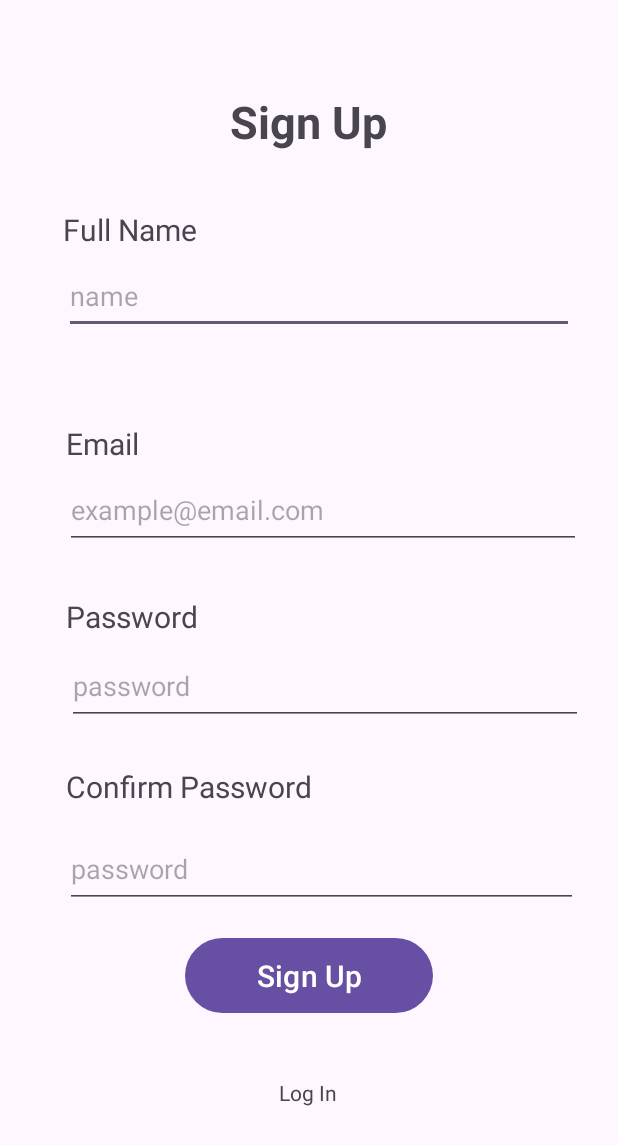
After one commit to ST10062618/MyCollectRepo, an Android app: the SignUp screen opened directly, with no data from a screen before it, on a phone screen of 412 x 824 dp. The commit adds this screen. Shown: the top 1145 px of the screen. Run offline under Robolectric (Android 15) with nearby library versions, the phone set to English and light mode, and no system bars; our stand-ins replace Firebase (no records; nobody signed in at launch, a user with empty details on screens opened directly).

Commit message:
Sign up screen added

```diff
--- a/app/src/main/AndroidManifest.xml
+++ b/app/src/main/AndroidManifest.xml
@@ -12,6 +12,11 @@
         android:supportsRtl="true"
         android:theme="@style/Theme.MyCollectSub"
         tools:targetApi="31">
+        <activity
+            android:name=".SignUp"
+            android:exported="false"
+            android:label="@string/title_activity_sign_up"
+            android:theme="@style/Theme.MyCollectSub" />
         <activity
             android:name=".Splash"
             android:exported="false"
--- /dev/null
+++ b/app/src/main/java/com/authorisation/mycollectsub/SignUp.kt
@@ -0,0 +1,96 @@
+package com.authorisation.mycollectsub
+
+import android.content.Intent
+import android.os.Bundle
+import android.util.Patterns
+import android.widget.Button
+import android.widget.EditText
+import android.widget.TextView
+import android.widget.Toast
+import androidx.appcompat.app.AppCompatActivity
+import com.google.firebase.auth.FirebaseAuth
+import java.util.regex.Pattern
+
+class SignUp : AppCompatActivity() {
+
+    private lateinit var auth: FirebaseAuth
+    private val passwordPattern: Pattern =
+        Pattern.compile("^(?=.*[A-Z])(?=.*[a-z])(?=.*[0-9])(?=.*[!@#\$%^&*()-_+=|\\\\{}\\[\\]:;<>,.?/~]).{6,}$")
+
+    override fun onCreate(savedInstanceState: Bundle?) {
+        super.onCreate(savedInstanceState)
+        setContentView(R.layout.activity_sign_up)
+
+        auth = FirebaseAuth.getInstance()
+
+        val signUpBtn = findViewById<Button>(R.id.signUpbtn)
+        val fullNameInfo = findViewById<EditText>(R.id.nameView)
+        val emailInfo = findViewById<EditText>(R.id.emailView)
+        val passwordInfo = findViewById<EditText>(R.id.passwordView)
+        val confirmPasswordInfo = findViewById<EditText>(R.id.confirmPasswordView)
+        val LogInLink = findViewById<TextView>(R.id.LogInLink)
+
+        LogInLink.setOnClickListener {
+            val intent = Intent(this, LogIn::class.java)
+            startActivity(intent)
+            finish()
+        }
+
+        signUpBtn.setOnClickListener {
+            val fullName: String = fullNameInfo.text.toString()
+            val email: String = emailInfo.text.toString()
+            val password: String = passwordInfo.text.toString()
+            val confirmPassword: String = confirmPasswordInfo.text.toString()
+
+            if (fullName.length < 3) {
+                fullNameInfo.setError("Full Name is Invalid")
+                return@setOnClickListener
+            }
+
+            if (!Patterns.EMAIL_ADDRESS.matcher(email).matches()) {
+                emailInfo.setError("Email is invalid")
+                return@setOnClickListener
+            }
+
+            if (password.length < 8) {
+                passwordInfo.setError("Password must be at least 8 characters long")
+                return@setOnClickListener
+            }
+
+            if (!passwordPattern.matcher(password).matches()) {
+                passwordInfo.setError("Password must contain at least one uppercase letter, one lowercase letter, one digit, and one special character")
+                return@setOnClickListener
+            }
+
+            if (password != confirmPassword) {
+                confirmPasswordInfo.setError("Password not matched")
+                return@setOnClickListener
+            }
+
+            // Create account in Firebase
+            createAccountInFirebase(email, password)
+        }
+    }
+
+    private fun createAccountInFirebase(email: String, password: String) {
+        auth.createUserWithEmailAndPassword(email, password)
+            .addOnCompleteListener(this) { task ->
+                if (task.isSuccessful) {
+                    // Account creation is successful
+                    Toast.makeText(
+                        this,
+                        "Successfully created an account",
+                        Toast.LENGTH_SHORT
+                    ).show()
+
+                    val intent = Intent(this, LogIn::class.java)
+                    startActivity(intent)
+                    finish()
+                } else {
+                    // Account creation failed
+                    val errorMessage = task.exception?.localizedMessage ?: "Unknown error occurred"
+                    Toast.makeText(this, errorMessage, Toast.LENGTH_SHORT).show()
+                }
+            }
+    }
+}
--- a/app/src/main/res/layout/activity_main.xml
+++ b/app/src/main/res/layout/activity_main.xml
@@ -1,5 +1,6 @@
 <RelativeLayout xmlns:android="http://schemas.android.com/apk/res/android"
     xmlns:tools="http://schemas.android.com/tools"
+    android:id="@+id/main"
     android:layout_width="match_parent"
     android:layout_height="match_parent"
     android:padding="16dp"
--- /dev/null
+++ b/app/src/main/res/layout/activity_sign_up.xml
@@ -0,0 +1,182 @@
+<?xml version="1.0" encoding="utf-8"?>
+
+<ScrollView xmlns:android="http://schemas.android.com/apk/res/android"
+    xmlns:app="http://schemas.android.com/apk/res-auto"
+    xmlns:tools="http://schemas.android.com/tools"
+    android:layout_width="match_parent"
+    android:layout_height="match_parent"
+    android:fillViewport="true"
+    android:focusableInTouchMode="true">
+
+
+    <androidx.constraintlayout.widget.ConstraintLayout
+        android:id="@+id/main"
+        android:layout_width="match_parent"
+        android:layout_height="wrap_content"
+        android:layout_gravity="center"
+        tools:context=".SignUp"
+        tools:ignore="ExtraText">
+
+        <EditText
+            android:id="@+id/confirmPasswordView"
+            android:layout_width="342dp"
+            android:layout_height="51dp"
+            android:ems="10"
+            android:hint="password"
+
+            android:inputType="textPassword"
+            app:layout_constraintBottom_toBottomOf="parent"
+            app:layout_constraintEnd_toEndOf="parent"
+            app:layout_constraintHorizontal_bias="0.623"
+            app:layout_constraintStart_toStartOf="parent"
+            app:layout_constraintTop_toTopOf="parent"
+            app:layout_constraintVertical_bias="0.717" />
+
+        <EditText
+            android:id="@+id/nameView"
+            android:layout_width="340dp"
+            android:layout_height="50dp"
+            android:layout_marginTop="64dp"
+            android:ems="10"
+            android:hint="name"
+            android:inputType="text"
+            app:layout_constraintBottom_toBottomOf="parent"
+            app:layout_constraintEnd_toEndOf="parent"
+            app:layout_constraintHorizontal_bias="0.591"
+            app:layout_constraintStart_toStartOf="parent"
+            app:layout_constraintTop_toBottomOf="@+id/textView9"
+            app:layout_constraintVertical_bias="0.0" />
+
+        <TextView
+            android:id="@+id/textView9"
+            android:layout_width="188dp"
+            android:layout_height="55dp"
+            android:gravity="center"
+            android:text="Sign Up"
+            android:textSize="30dp"
+            android:textStyle="bold"
+            app:layout_constraintBottom_toBottomOf="parent"
+            app:layout_constraintEnd_toEndOf="parent"
+            app:layout_constraintHorizontal_bias="0.497"
+            app:layout_constraintStart_toStartOf="parent"
+            app:layout_constraintTop_toTopOf="parent"
+            app:layout_constraintVertical_bias="0.069" />
+
+        <TextView
+            android:id="@+id/textView10"
+            android:layout_width="141dp"
+            android:layout_height="33dp"
+            android:text="Full Name"
+            android:textSize="20dp"
+            app:layout_constraintBottom_toTopOf="@+id/nameView"
+            app:layout_constraintEnd_toEndOf="parent"
+            app:layout_constraintHorizontal_bias="0.155"
+            app:layout_constraintStart_toStartOf="parent"
+            app:layout_constraintTop_toTopOf="parent"
+            app:layout_constraintVertical_bias="1.0" />
+
+        <TextView
+            android:id="@+id/textView12"
+            android:layout_width="115dp"
+            android:layout_height="28dp"
+            android:text="Email"
+            android:textSize="20dp"
+            app:layout_constraintBottom_toBottomOf="parent"
+            app:layout_constraintEnd_toEndOf="parent"
+            app:layout_constraintHorizontal_bias="0.148"
+            app:layout_constraintStart_toStartOf="parent"
+            app:layout_constraintTop_toTopOf="parent"
+            app:layout_constraintVertical_bias="0.354" />
+
+        <EditText
+            android:id="@+id/emailView"
+            android:layout_width="344dp"
+            android:layout_height="51dp"
+            android:ems="10"
+            android:hint="example@email.com"
+            android:inputType="textEmailAddress"
+            app:layout_constraintBottom_toBottomOf="parent"
+            app:layout_constraintEnd_toEndOf="parent"
+            app:layout_constraintHorizontal_bias="0.641"
+            app:layout_constraintStart_toStartOf="parent"
+            app:layout_constraintTop_toTopOf="parent"
+            app:layout_constraintVertical_bias="0.407" />
+
+        <TextView
+            android:id="@+id/textView14"
+            android:layout_width="132dp"
+            android:layout_height="29dp"
+            android:text="Password"
+            android:textSize="20dp"
+            app:layout_constraintBottom_toBottomOf="parent"
+            app:layout_constraintEnd_toEndOf="parent"
+            app:layout_constraintHorizontal_bias="0.157"
+            app:layout_constraintStart_toStartOf="parent"
+            app:layout_constraintTop_toTopOf="parent" />
+
+        <TextView
+            android:id="@+id/textView13"
+            android:layout_width="205dp"
+            android:layout_height="37dp"
+            android:text="Confirm Password"
+            android:textSize="20dp"
+            app:layout_constraintBottom_toBottomOf="parent"
+            app:layout_constraintEnd_toEndOf="parent"
+            app:layout_constraintHorizontal_bias="0.213"
+            app:layout_constraintStart_toStartOf="parent"
+            app:layout_constraintTop_toTopOf="parent"
+            app:layout_constraintVertical_bias="0.649" />
+
+        <Button
+            android:id="@+id/signUpbtn"
+            android:layout_width="165dp"
+            android:layout_height="58dp"
+            android:text="Sign Up"
+            android:textSize="20sp"
+            app:layout_constraintBottom_toBottomOf="parent"
+            app:layout_constraintEnd_toEndOf="parent"
+            app:layout_constraintStart_toStartOf="parent"
+            app:layout_constraintTop_toBottomOf="@id/confirmPasswordView"
+            app:layout_constraintVertical_bias="0.1" />
+
+        <EditText
+            android:id="@+id/passwordView"
+            android:layout_width="344dp"
+            android:layout_height="52dp"
+            android:ems="10"
+            android:hint="password "
+            android:inputType="textPassword"
+            app:layout_constraintBottom_toBottomOf="parent"
+            app:layout_constraintEnd_toEndOf="parent"
+            app:layout_constraintHorizontal_bias="0.656"
+            app:layout_constraintStart_toStartOf="parent"
+            app:layout_constraintTop_toTopOf="parent"
+            app:layout_constraintVertical_bias="0.559" />
+
+
+
+        <TextView
+            android:id="@+id/LogInLink"
+            android:layout_width="126dp"
+            android:layout_height="25dp"
+            android:gravity="center"
+            android:text="Log In"
+            app:layout_constraintBottom_toBottomOf="parent"
+            app:layout_constraintEnd_toEndOf="parent"
+            app:layout_constraintHorizontal_bias="0.498"
+            app:layout_constraintStart_toStartOf="parent"
+            app:layout_constraintTop_toBottomOf="@+id/signUpbtn"
+            app:layout_constraintVertical_bias="0.305" />
+
+        <ProgressBar
+            android:id="@+id/signUpProgress"
+            style="?android:attr/progressBarStyle"
+            android:layout_width="wrap_content"
+            android:layout_height="wrap_content"
+            android:visibility="gone"
+            app:layout_constraintBottom_toTopOf="@+id/LogInLink"
+            app:layout_constraintEnd_toEndOf="parent"
+            app:layout_constraintStart_toStartOf="parent"
+            app:layout_constraintTop_toBottomOf="@+id/confirmPasswordView" />
+    </androidx.constraintlayout.widget.ConstraintLayout>
+</ScrollView>
--- a/app/src/main/res/values/strings.xml
+++ b/app/src/main/res/values/strings.xml
@@ -44,4 +44,5 @@
         vestibulum. Fusce dictum libero quis erat maximus, vitae volutpat diam dignissim.
     </string>
     <string name="title_activity_splash">Splash</string>
+    <string name="title_activity_sign_up">SignUp</string>
 </resources>
```
Also changed, not shown: app/src/main/java/com/authorisation/mycollectsub/First3Fragment.kt (added, +44 -0 lines), app/src/main/java/com/authorisation/mycollectsub/MainActivity.kt (+16 -21 lines), app/src/main/java/com/authorisation/mycollectsub/Second3Fragment.kt (added, +44 -0 lines), app/src/main/res/layout/content_sign_up.xml (added, +19 -0 lines), app/src/main/res/layout/fragment_first3.xml (added, +35 -0 lines), app/src/main/res/layout/fragment_second3.xml (added, +35 -0 lines), app/src/main/res/navigation/nav_graph3.xml (added, +28 -0 lines).
